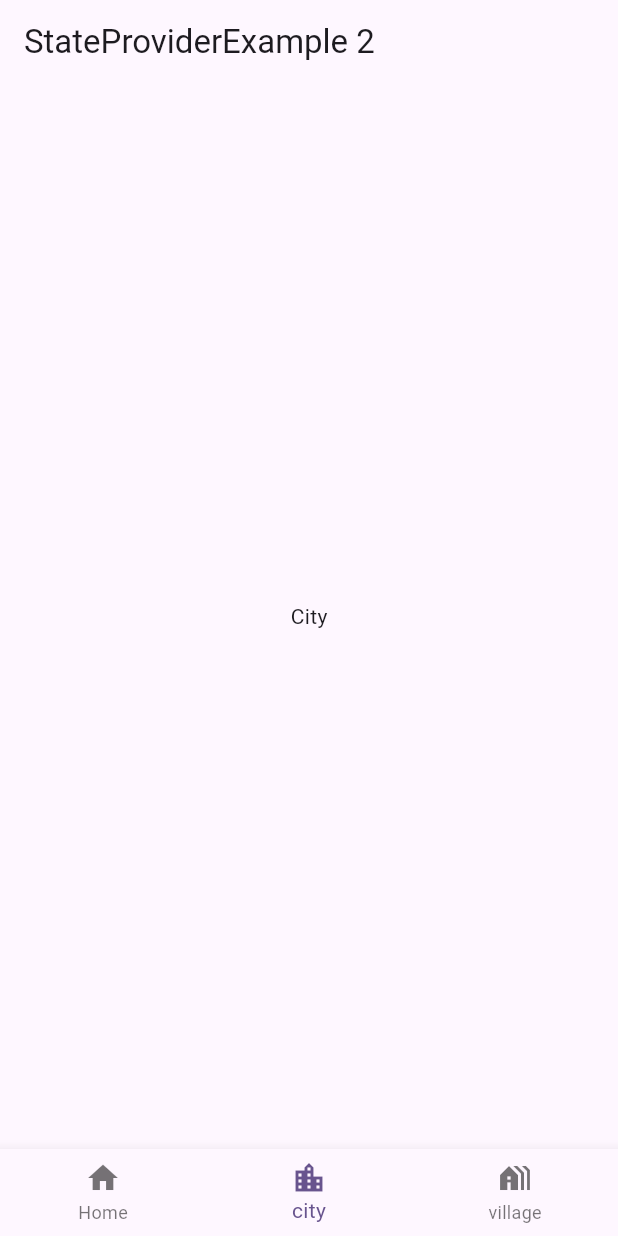
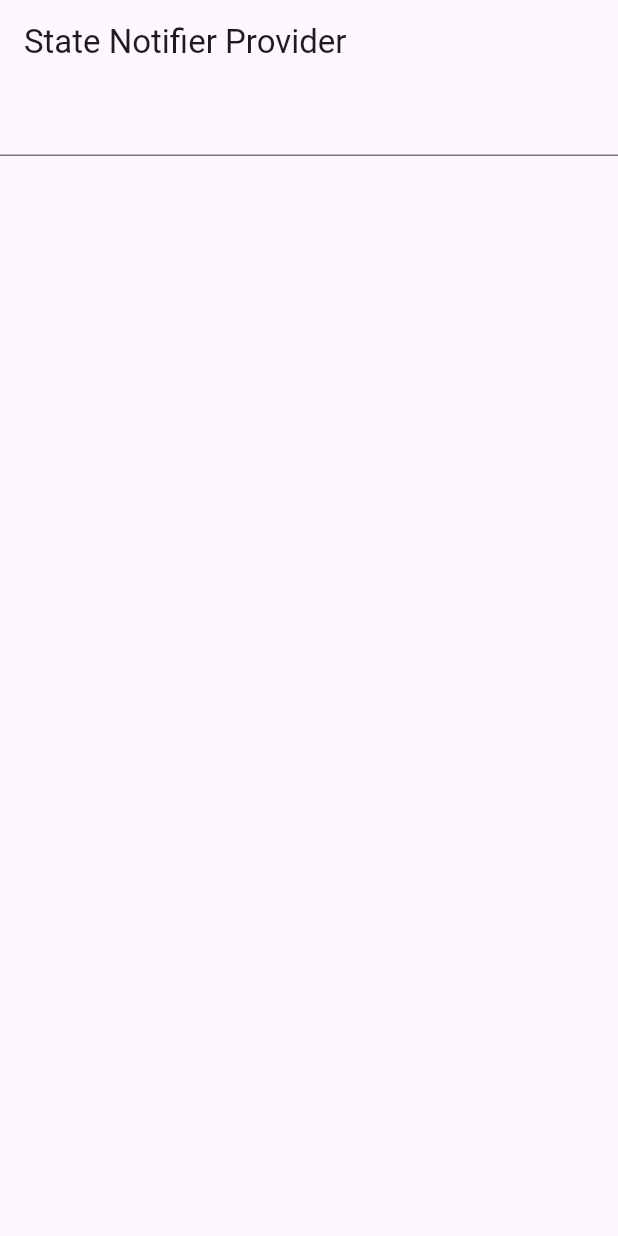
Before and after one commit to samih93/flutter_riverpod_tutorials, a Flutter app: the screen it shows after launch, on a phone screen of 412 x 824 dp. Run offline on Flutter 3.47's test engine with Material 3 defaults, Android fonts, the phone set to English and light mode, and no system bars; our stand-ins replace flutter_riverpod.

Commit message:
state notifier  - statenotifer provider

```diff
--- a/lib/main.dart
+++ b/lib/main.dart
@@ -4,6 +4,7 @@ import 'package:youtube_riverpod_tutorials/change_notifier_provider/change_notif
 import 'package:youtube_riverpod_tutorials/consumer_widget_consumer_stateful_widget/consumer_statefull_widget_example.dart';
 import 'package:youtube_riverpod_tutorials/consumer_widget_consumer_stateful_widget/cosumer_widget_example.dart';
 import 'package:youtube_riverpod_tutorials/home_screen.dart';
+import 'package:youtube_riverpod_tutorials/state_notifier_state_notifier_provider/state_notifier_provider_example.dart';
 import 'package:youtube_riverpod_tutorials/state_provider/state_provider_example%202/state_provider_example2.dart';
 import 'package:youtube_riverpod_tutorials/state_provider/state_provider_example1.dart';
 
@@ -23,7 +24,7 @@ class MyApp extends StatelessWidget {
         colorScheme: ColorScheme.fromSeed(seedColor: Colors.deepPurple),
         useMaterial3: true,
       ),
-      home: StateProviderExample2(),
+      home: const StateNotifierProviderExample(),
     );
   }
 }
--- /dev/null
+++ b/lib/state_notifier_state_notifier_provider/employee_controller 1.dart
@@ -0,0 +1,19 @@
+// Define your StateNotifier
+import 'package:flutter_riverpod/flutter_riverpod.dart';
+
+class EmployeesNotifier extends StateNotifier<List<String>> {
+  EmployeesNotifier() : super([]);
+
+  void add(String name) {
+    state = [...state, name];
+  }
+
+  void delete(String name) {
+    state = state.where((e) => e != name).toList();
+  }
+}
+
+final employeesProvider =
+    StateNotifierProvider<EmployeesNotifier, List<String>>((ref) {
+  return EmployeesNotifier();
+});
--- /dev/null
+++ b/lib/state_notifier_state_notifier_provider/state_notifier_provider_example.dart
@@ -0,0 +1,34 @@
+import 'package:flutter/material.dart';
+import 'package:flutter_riverpod/flutter_riverpod.dart';
+import 'package:youtube_riverpod_tutorials/state_notifier_state_notifier_provider/employee_controller%201.dart';
+
+class StateNotifierProviderExample extends ConsumerWidget {
+  const StateNotifierProviderExample({super.key});
+
+  @override
+  Widget build(BuildContext context, WidgetRef ref) {
+    var employees = ref.watch(employeesProvider);
+    return Scaffold(
+        appBar: AppBar(
+          title: const Text("State Notifier Provider"),
+        ),
+        body: Column(
+          children: [
+            TextField(
+              onSubmitted: (value) {
+                ref.read(employeesProvider.notifier).add(value.trim());
+              },
+            ),
+            ...employees.map((e) => ListTile(
+                  title: Text(e),
+                  trailing: IconButton(
+                    icon: const Icon(Icons.delete),
+                    onPressed: () {
+                      ref.read(employeesProvider.notifier).delete(e);
+                    },
+                  ),
+                ))
+          ],
+        ));
+  }
+}
```
Also changed, not shown: lib/state_notifier_state_notifier_provider/employee_controller 2.dart (added, +23 -0 lines).
